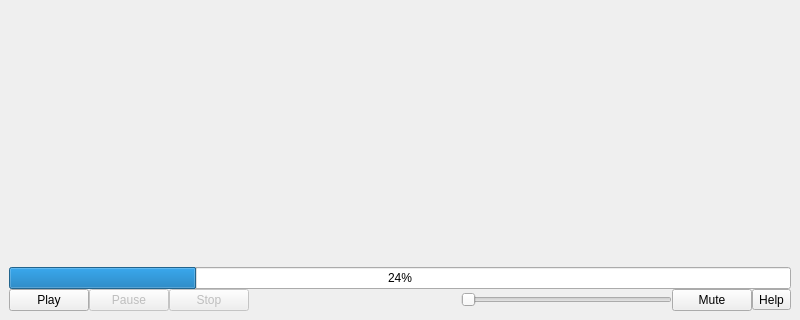
Old version of the form src/player/player.ui in the repository vkohaupt/vokoscreenNG; both pictures show x 0 to 800 and y 280 to 600 of the 800 by 600 pixel window.
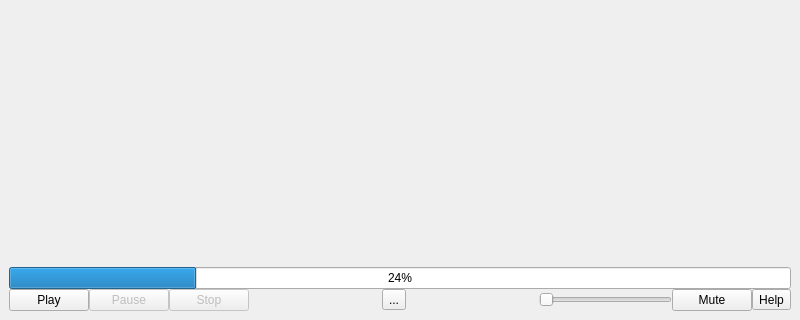
New version of the form.

Commit message: player set slider at zero

Diff of the .ui file:
```diff
--- a/src/player/player.ui
+++ b/src/player/player.ui
@@ -138,6 +138,26 @@
           </property>
          </widget>
         </item>
+        <item>
+         <spacer name="horizontalSpacer_2">
+          <property name="orientation">
+           <enum>Qt::Horizontal</enum>
+          </property>
+          <property name="sizeHint" stdset="0">
+           <size>
+            <width>40</width>
+            <height>20</height>
+           </size>
+          </property>
+         </spacer>
+        </item>
+        <item>
+         <widget class="QToolButton" name="toolButtonFullscreen">
+          <property name="text">
+           <string>...</string>
+          </property>
+         </widget>
+        </item>
         <item>
          <spacer name="horizontalSpacer">
           <property name="orientation">
```
The commit also changes 1 other file.
